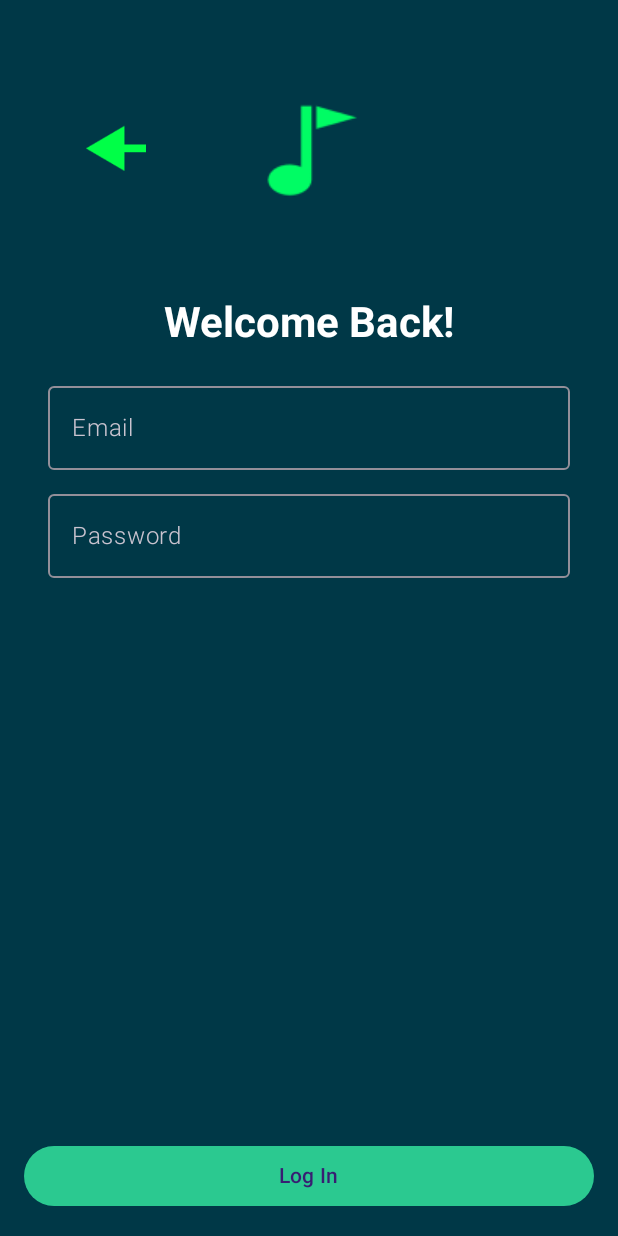
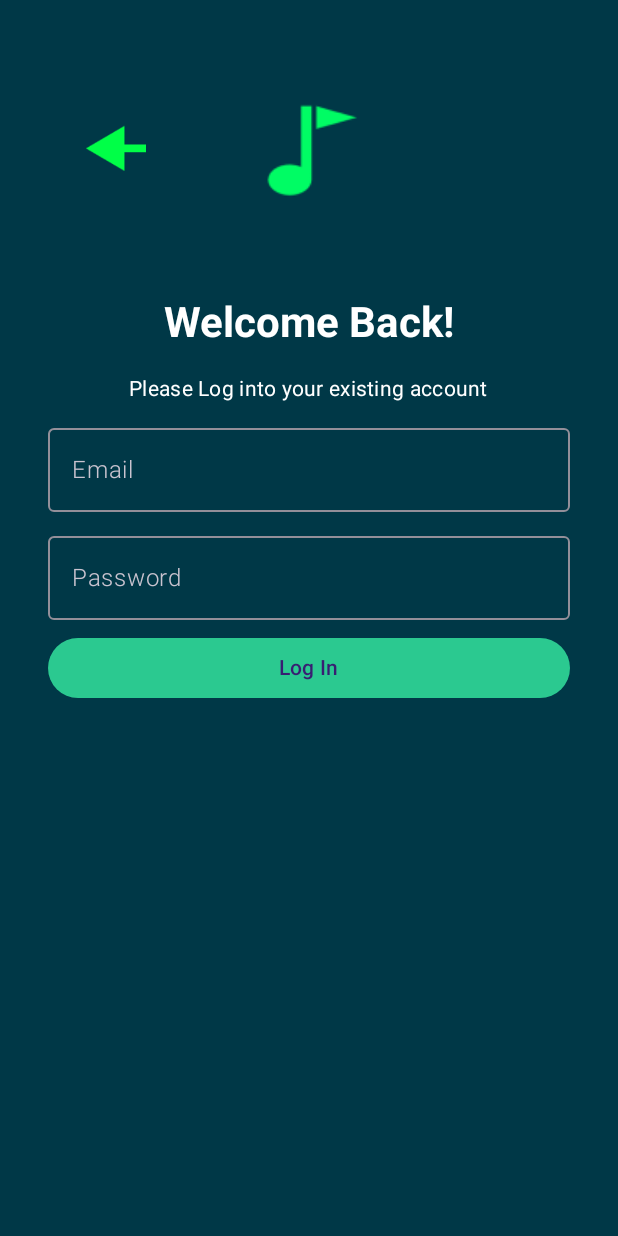
Before and after one commit to JugalC/SE2-App, an Android app built with Jetpack Compose: the LogInActivity screen opened directly, with no data from a screen before it, on a phone screen of 412 x 824 dp. Run offline under Robolectric (Android 15) with nearby library versions, the phone set to English and light mode, and no system bars.

Commit message:
Add supporting caption

```diff
--- a/mobile/app/src/main/java/ca/uwaterloo/tunein/LogInActivity.kt
+++ b/mobile/app/src/main/java/ca/uwaterloo/tunein/LogInActivity.kt
@@ -107,6 +107,12 @@ fun LogInScreen(
                             color = Color.White
                     )
                     Spacer(modifier = Modifier.height(16.dp))
+                    Text(
+                        text = "Please Log into your existing account",
+                        style = MaterialTheme.typography.bodyMedium,
+                        color = Color.White
+                    )
+                    Spacer(modifier = Modifier.height(8.dp))
                     OutlinedTextField(
                             value = email,
                             onValueChange = {setEmail(it)},
@@ -121,7 +127,7 @@ fun LogInScreen(
                             label = { Text(text = "Password", fontWeight = FontWeight.Light) },
                             modifier = Modifier.fillMaxWidth()
                     )
-                }
+                    Spacer(modifier = Modifier.height(8.dp))
                     Button(
                             onClick = { /* TODO */ },
                             modifier = Modifier.fillMaxWidth(),
@@ -133,6 +139,7 @@ fun LogInScreen(
             }
         }
     }
+}
 
 @Preview
 @Composable
```
Lines whose indentation alone changed are shown as unchanged.
